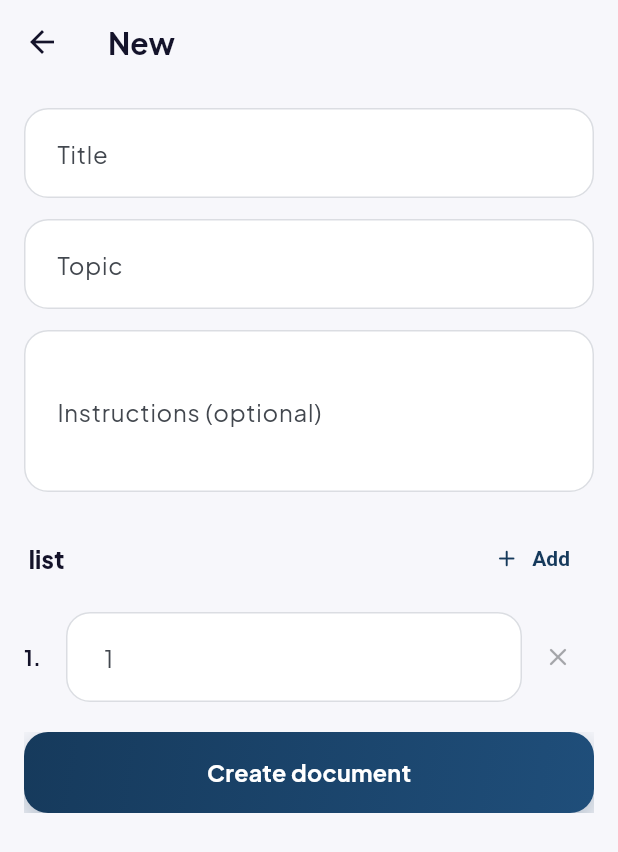
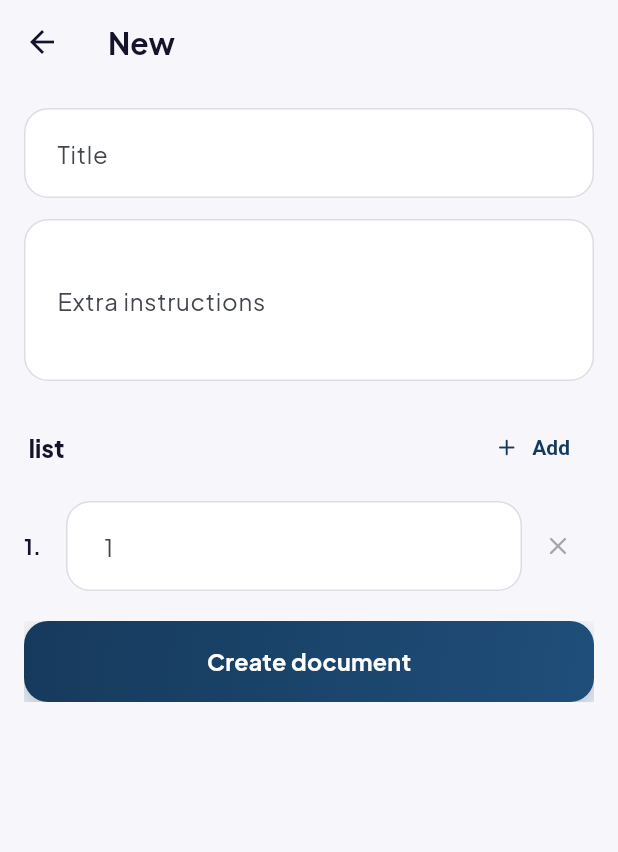
Before and after one commit to AlphaGL/learnhubacademy-app, a Flutter app: the DocumentCreateScreen screen opened directly with empty values, on a phone screen of 412 x 824 dp. Shown: the top 852 px of the screen. Run offline on Flutter 3.47's test engine with Material 3 defaults, Android fonts, the phone set to English and light mode, and no system bars; our stand-ins replace cached_network_image, file_picker, firebase_analytics, firebase_core, firebase_crashlytics, firebase_messaging and 10 more; missing offline and left inert: background_downloader, record; accounts and stored records are empty; network calls fail; statements that could not run were skipped.

Commit message:
Mirror Assignment Center rename and ClassWork redirect from the website
Renames "Document Studio" to "Assignment Center" throughout, routes the
ClassWork/Assignment type to the AI Tutor instead of the document
creation flow, fixes the type-card icon lookup for the current slugs
(essay-report/classwork-assignment, not the old report/essay-assignment),
and simplifies the create form from three fields to two (title + a single
required "extra instructions" field), matching the website's docstudio
changes.

Co-Authored-By: Claude Sonnet 5 <noreply@anthropic.com>

```diff
--- a/lib/core/services/studynotes_api_service.dart
+++ b/lib/core/services/studynotes_api_service.dart
@@ -176,7 +176,7 @@ class CbtQuestionModel {
 }
 
 /// Mirrors studynotes/views.py — upload a PDF, AI reads and summarizes it.
-/// Subscriber-only (no pay-per-use, unlike Document Studio), and capped at
+/// Subscriber-only (no pay-per-use, unlike Assignment Center), and capped at
 /// one summary a day per student to bound Gemini token spend on
 /// document-sized input. Also covers the Level/Course library: publishing
 /// an already-summarized note with an AI-generated CBT or Theory test, and
--- a/lib/features/docstudio/document_create_screen.dart
+++ b/lib/features/docstudio/document_create_screen.dart
@@ -15,7 +15,6 @@ class DocumentCreateScreen extends StatefulWidget {
 class _DocumentCreateScreenState extends State<DocumentCreateScreen> {
   final _titleController = TextEditingController();
   final _topicController = TextEditingController();
-  final _instructionsController = TextEditingController();
   late List<TextEditingController> _sectionControllers;
   bool _creating = false;
 
@@ -34,7 +33,6 @@ class _DocumentCreateScreenState extends State<DocumentCreateScreen> {
   void dispose() {
     _titleController.dispose();
     _topicController.dispose();
-    _instructionsController.dispose();
     for (final c in _sectionControllers) {
       c.dispose();
     }
@@ -61,7 +59,7 @@ class _DocumentCreateScreenState extends State<DocumentCreateScreen> {
 
     if (title.isEmpty || topic.isEmpty) {
       ScaffoldMessenger.of(context)
-          .showSnackBar(const SnackBar(content: Text('Please add a title and topic.')));
+          .showSnackBar(const SnackBar(content: Text('Please add a title and extra instructions.')));
       return;
     }
     if (sectionTitles.isEmpty) {
@@ -76,7 +74,7 @@ class _DocumentCreateScreenState extends State<DocumentCreateScreen> {
         typeSlug: widget.documentType.slug,
         title: title,
         topic: topic,
-        instructions: _instructionsController.text.trim(),
+        instructions: '',
         sectionTitles: sectionTitles,
       );
       if (mounted) {
@@ -108,18 +106,12 @@ class _DocumentCreateScreenState extends State<DocumentCreateScreen> {
           const SizedBox(height: 14),
           TextField(
             controller: _topicController,
-            decoration: const InputDecoration(
-              labelText: 'Topic',
-              hintText: 'e.g. Impact of mobile banking on rural farmers',
-            ),
-          ),
-          const SizedBox(height: 14),
-          TextField(
-            controller: _instructionsController,
             maxLines: 3,
             decoration: const InputDecoration(
-              labelText: 'Instructions (optional)',
-              hintText: 'Any specific requirements, style, or focus area',
+              labelText: 'Extra instructions',
+              hintText: "Describe what it's about and any specifics — e.g. Department of "
+                  'Computer Science, 300 level, formal tone, focus on practical '
+                  'implementation. The more detail, the better the draft.',
             ),
           ),
           const SizedBox(height: 20),
--- a/lib/features/docstudio/document_editor_screen.dart
+++ b/lib/features/docstudio/document_editor_screen.dart
@@ -293,7 +293,7 @@ class _DocumentEditorScreenState extends State<DocumentEditorScreen> {
               const Text('Subscription required',
                   style: TextStyle(color: Colors.white, fontWeight: FontWeight.w800, fontSize: 18)),
               const SizedBox(height: 6),
-              const Text('Document Studio is a subscriber-only feature — your subscription isn\'t active right now.',
+              const Text('Assignment Center is a subscriber-only feature — your subscription isn\'t active right now.',
                   style: TextStyle(color: Colors.white70)),
               const SizedBox(height: 16),
               GradientButton(
--- a/lib/features/home/dashboard_screen.dart
+++ b/lib/features/home/dashboard_screen.dart
@@ -193,7 +193,7 @@ class _DashboardScreenState extends State<DashboardScreen> {
             ),
             _ActionTile(
               icon: Icons.auto_awesome_rounded,
-              title: 'Document Studio',
+              title: 'Assignment Center',
               subtitle: 'AI-drafted projects, reports & slides — edit and download',
               color: AppTheme.gold,
               onTap: () => Navigator.of(context).push(
```
Also changed, not shown: lib/features/docstudio/docstudio_home_screen.dart (+13 -8 lines).
